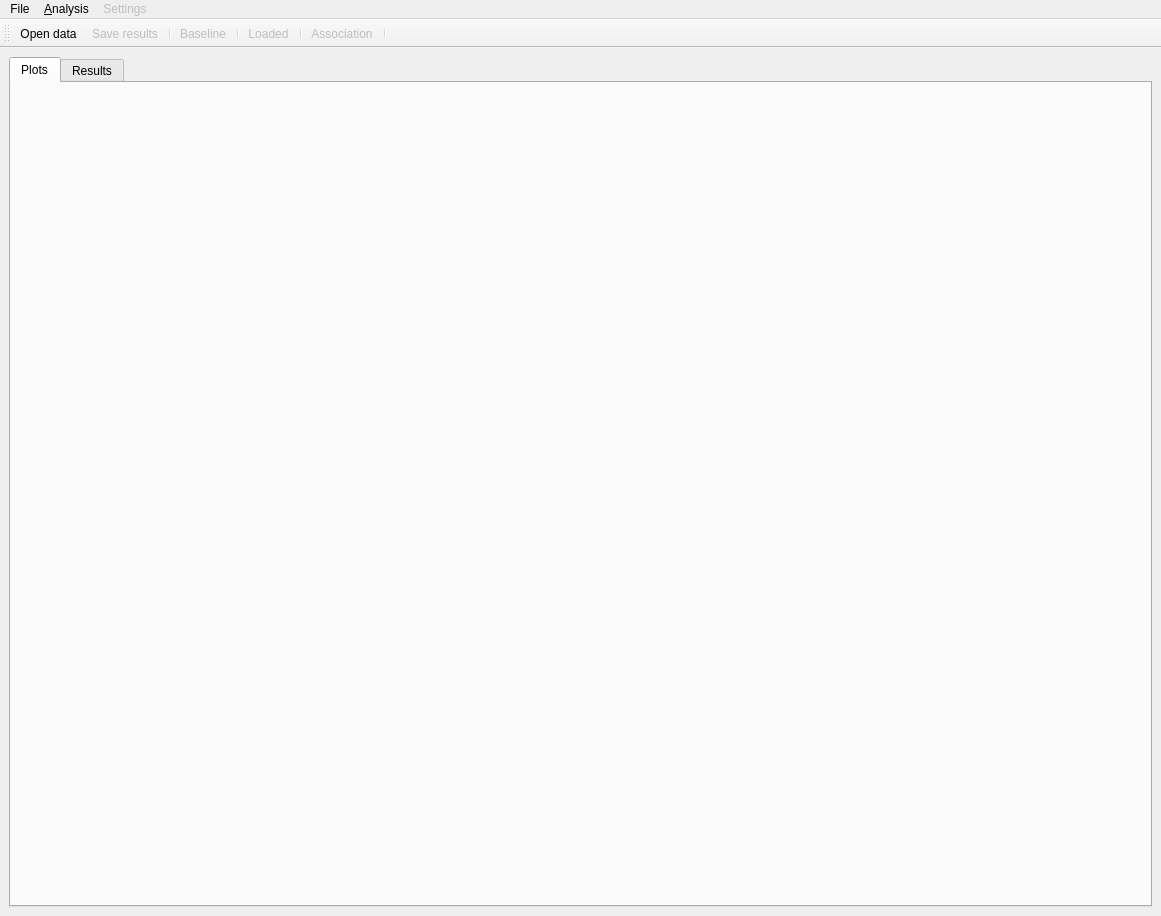
Before: the Qt Designer form Blivion/src/blivion.ui in ubenu/Blivion, drawn with Qt 5.
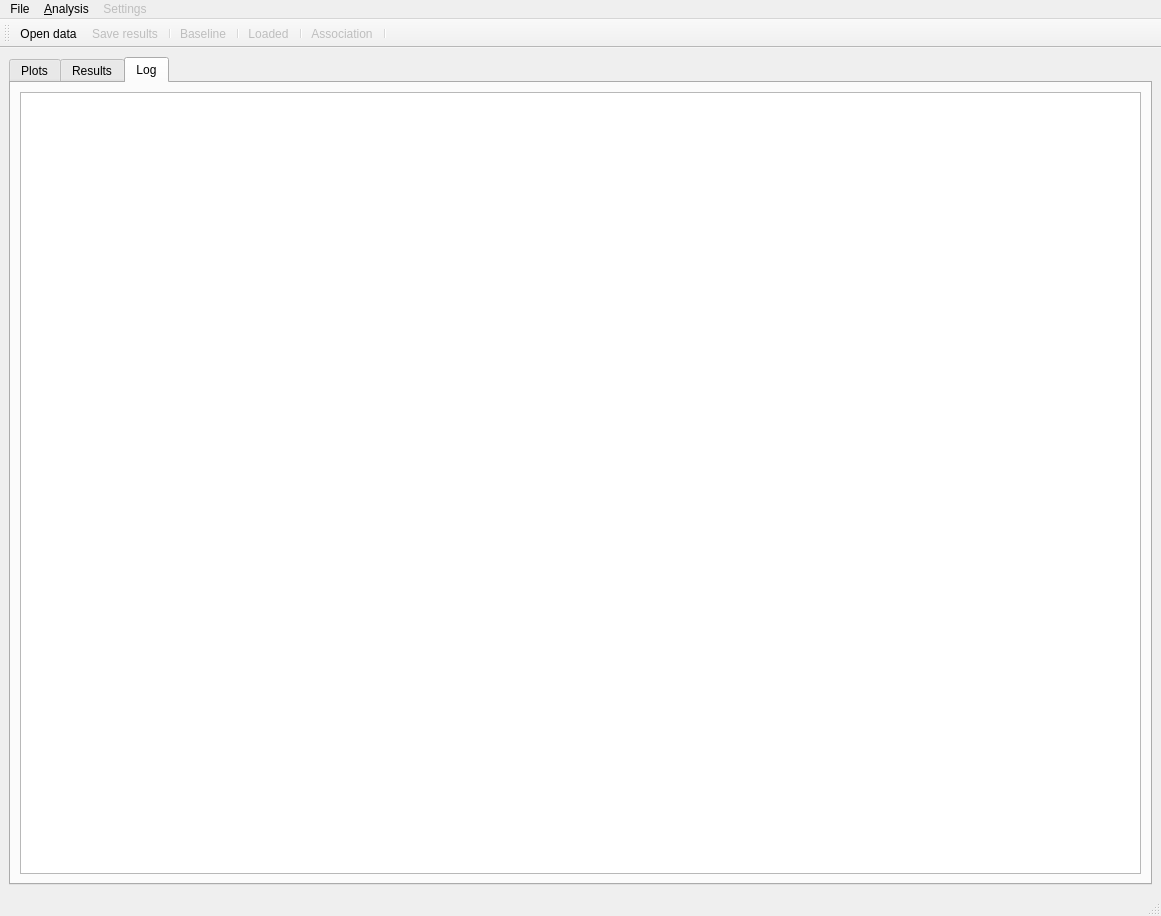
After: the same form once the commit is applied. The open tabs and pages were chosen to show the change. Icons and pictures are not drawn.

What changed in the file:
```diff
--- a/Blivion/src/blivion.ui
+++ b/Blivion/src/blivion.ui
@@ -108,6 +108,16 @@
         </layout>
        </widget>
       </widget>
+      <widget class="QWidget" name="tabLog">
+       <attribute name="title">
+        <string>Log</string>
+       </attribute>
+       <layout class="QHBoxLayout" name="horizontalLayout_3">
+        <item>
+         <widget class="QTextEdit" name="txtLog"/>
+        </item>
+       </layout>
+      </widget>
      </widget>
     </item>
    </layout>
@@ -179,6 +189,7 @@
    <addaction name="action_get_association"/>
    <addaction name="separator"/>
   </widget>
+  <widget class="QStatusBar" name="statusBar"/>
   <action name="action_open">
    <property name="icon">
     <iconset resource="blivion.qrc">
```
